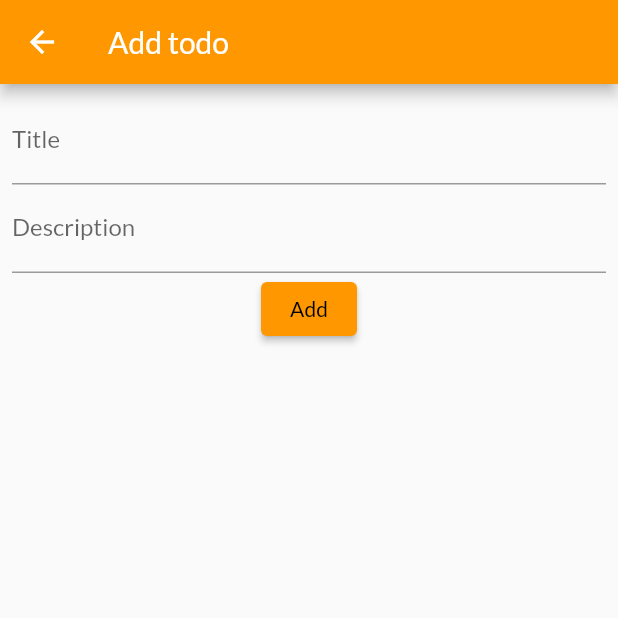
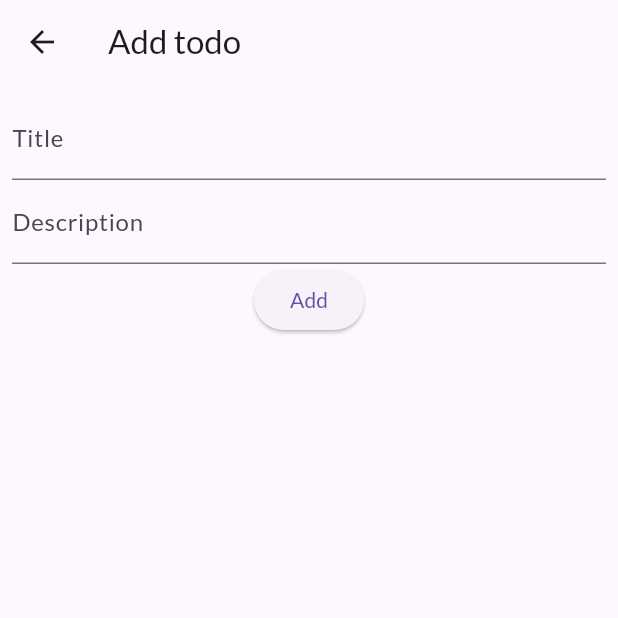
Before and after one commit to Skooldio/building-hybrid-applications-with-flutter-todo-app, a Flutter app: the screen it shows after launch, after a tap on the "add" icon, on a phone screen of 412 x 824 dp, the top half of it. Run offline on Flutter 3.47's test engine with Material 2 defaults, Android fonts, the phone set to English and light mode, and no system bars; our stand-ins replace flutter_bloc, google_fonts, sqflite; accounts and stored records are empty.

Commit message:
update step 12

```diff
--- a/lib/add_todo_page.dart
+++ b/lib/add_todo_page.dart
@@ -1,6 +1,10 @@
 import 'package:flutter/material.dart';
+import 'package:flutter_bloc/flutter_bloc.dart';
+import 'package:todo_app/TodoBloc.dart';
+import 'package:todo_app/TodoEvent.dart';
 import 'package:todo_app/TodoItem.dart';
 import 'package:todo_app/TodoProvider.dart';
+import 'package:todo_app/TodoState.dart';
 import 'package:uuid/uuid.dart';
 
 class AddTodoPage extends StatefulWidget {
@@ -13,25 +17,34 @@ class AddTodoPage extends StatefulWidget {
 class _AddTodoPageState extends State<AddTodoPage> {
   final TextEditingController _titleController = TextEditingController();
   final TextEditingController _notesController = TextEditingController();
+
   @override
   Widget build(BuildContext context) {
     return Scaffold(
-      appBar: AppBar(
-        title: Text("Add todo")
-      ),
+      appBar: AppBar(title: Text("Add todo")),
       body: Center(
         child: Padding(
           padding: const EdgeInsets.all(8.0),
           child: Column(
             children: [
-              TextField(decoration: InputDecoration(labelText: "Title"), controller: _titleController,),
-              TextField(decoration: InputDecoration(labelText: "Description"), controller: _notesController,),
-              ElevatedButton(onPressed: () async {
-                var todo = TodoItem(Uuid().v4(), _titleController.text, _notesController.text, false);
-                await TodoProvider.instance.insertTodo(todo);
-                if(!mounted) return;
-                closePage(context);
-              }, child: Text("Add"))
+              TextField(
+                decoration: InputDecoration(labelText: "Title"),
+                controller: _titleController,
+              ),
+              TextField(
+                decoration: InputDecoration(labelText: "Description"),
+                controller: _notesController,
+              ),
+              BlocBuilder<TodoBloc, TodoState>(builder: (context, state) {
+                return ElevatedButton(
+                    onPressed: () async {
+                      context.read<TodoBloc>().add(AddTodoEvent(Uuid().v4(), _titleController.text, _notesController.text));
+                      context.read<TodoBloc>().add(FetchTodoEvent());
+                      if (!mounted) return;
+                      closePage(context);
+                    },
+                    child: Text("Add"));
+              })
             ],
           ),
         ),
--- a/lib/main.dart
+++ b/lib/main.dart
@@ -23,10 +23,9 @@ class MyApp extends StatelessWidget {
         child: MaterialApp(
           title: 'Flutter Demo',
           theme: ThemeData(
+            useMaterial3: true,
               primarySwatch: Colors.orange,
-              textTheme: GoogleFonts.latoTextTheme(),
-              appBarTheme:
-                  const AppBarTheme(foregroundColor: Color(0xFFFFFFFF))),
+              textTheme: GoogleFonts.latoTextTheme()),
           home: const MyHomePage(title: "My Todo app"),
         ));
   }
@@ -100,7 +99,6 @@ class _MyHomePageState extends State<MyHomePage> {
     Navigator.of(context)
         .push(MaterialPageRoute(builder: (context) => AddTodoPage()))
         .then((value) {
-      setState(() {});
     });
   }
 
```
